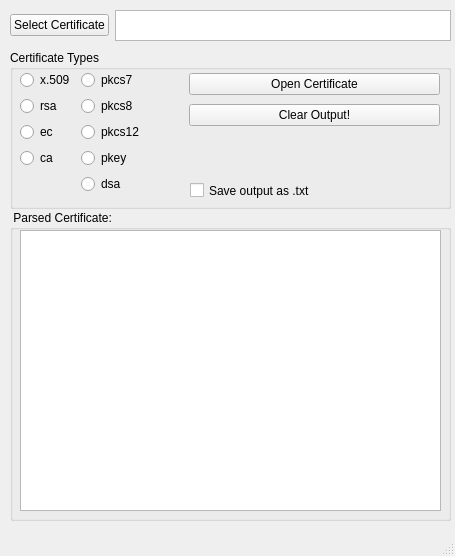
Qt form main_window.ui (mcagriaksoy/cert_file_opener) before a commit.
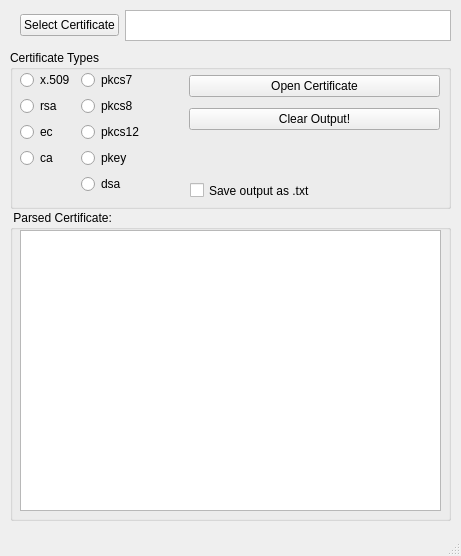
The same form after that commit.

What changed in the file:
```diff
--- a/main_window.ui
+++ b/main_window.ui
@@ -6,7 +6,7 @@
    <rect>
     <x>0</x>
     <y>0</y>
-    <width>455</width>
+    <width>461</width>
     <height>556</height>
    </rect>
   </property>
@@ -20,9 +20,9 @@
    <widget class="QWidget" name="horizontalLayoutWidget">
     <property name="geometry">
      <rect>
-      <x>10</x>
+      <x>20</x>
       <y>10</y>
-      <width>441</width>
+      <width>431</width>
       <height>31</height>
      </rect>
     </property>
@@ -155,7 +155,7 @@
        <x>179</x>
        <y>20</y>
        <width>251</width>
-       <height>61</height>
+       <height>65</height>
       </rect>
      </property>
      <layout class="QVBoxLayout" name="verticalLayout">
```
Left out of the diff: 2 changed lines with no effect on the pictures.
